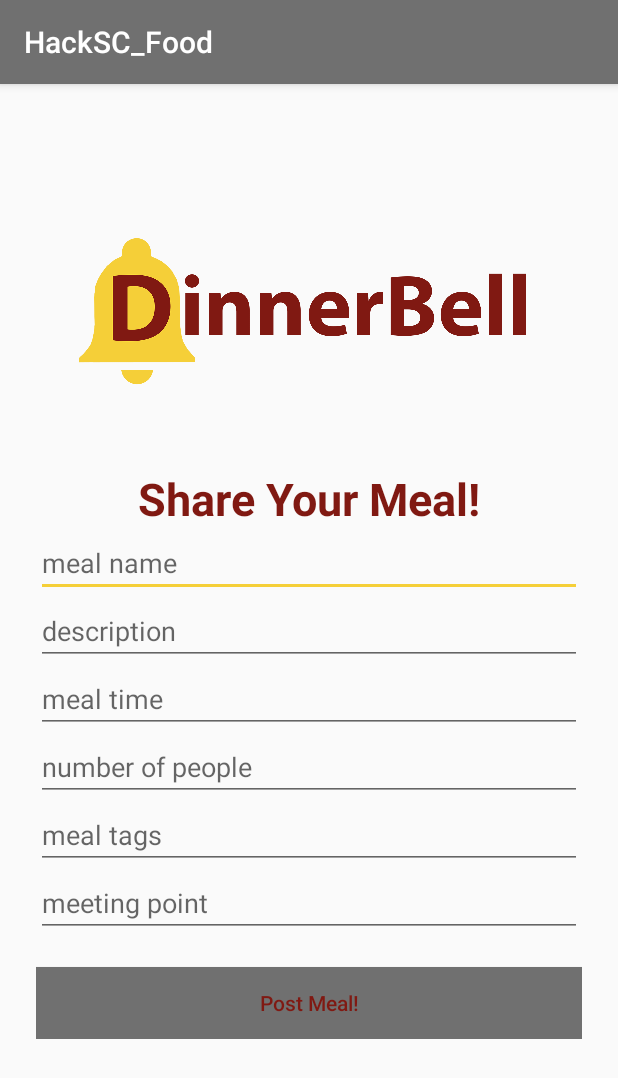
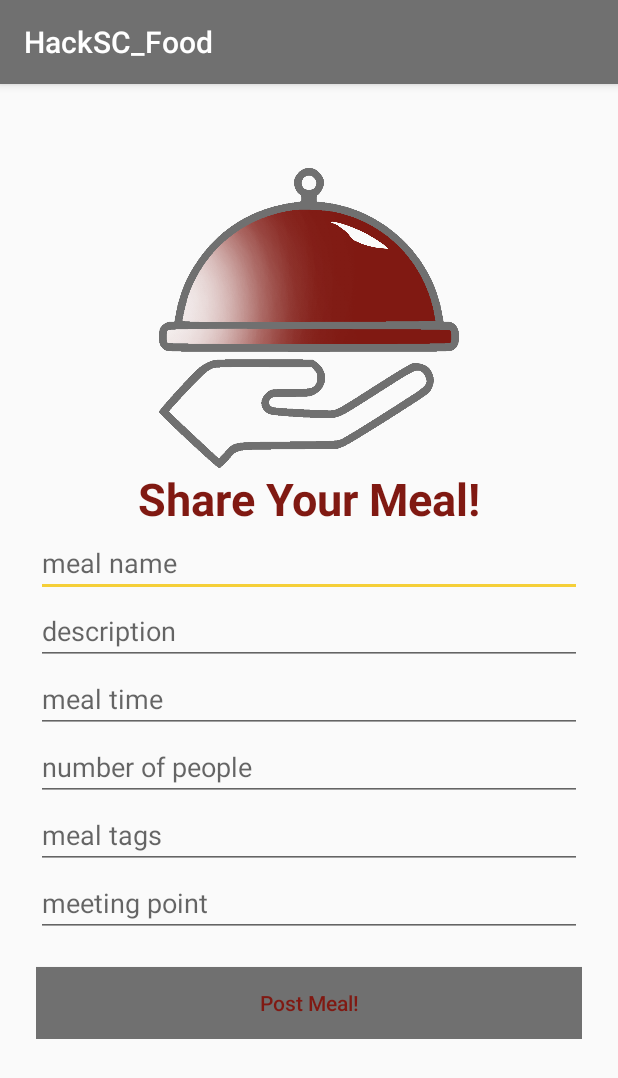
Before and after one commit to ziyiwu9494/HackSC_Food, an Android app: the fragment GalleryFragment shown on its own in the app's theme, on a phone screen of 412 x 824 dp. Shown: the top 1078 px of the screen. Run offline under Robolectric (Android 15) with nearby library versions, the phone set to English and light mode, and no system bars.

Commit message:
fixing share meal

```diff
--- a/app/src/main/res/layout/fragment_gallery.xml
+++ b/app/src/main/res/layout/fragment_gallery.xml
@@ -22,7 +22,7 @@
         android:layout_width="match_parent"
         android:layout_height="200dp"
         app:layout_constraintTop_toTopOf="parent"
-        app:srcCompat="@drawable/logo"></ImageView>
+        app:srcCompat="@drawable/sharemeal"></ImageView>
         <TextView
             android:id="@+id/shareYourMeal"
             android:layout_width="match_parent"
```
